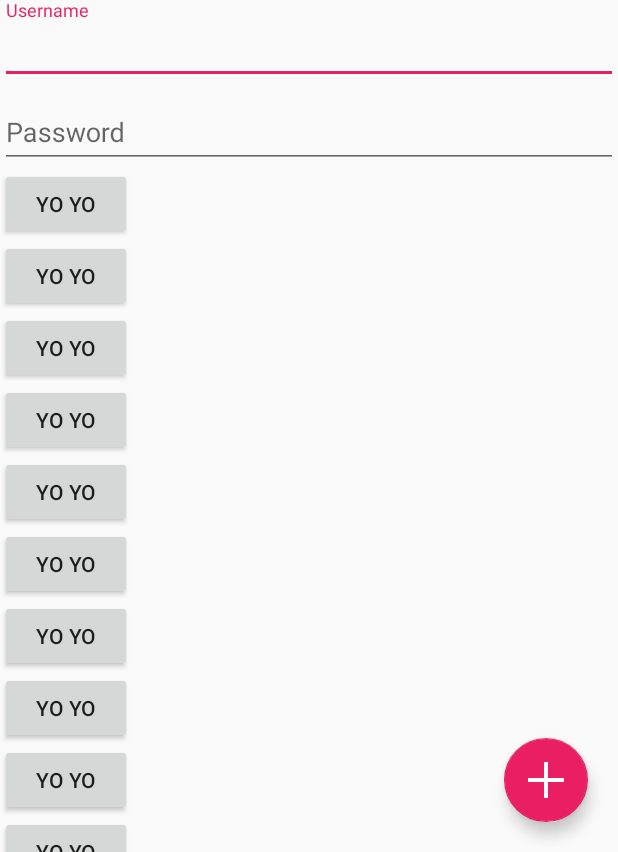
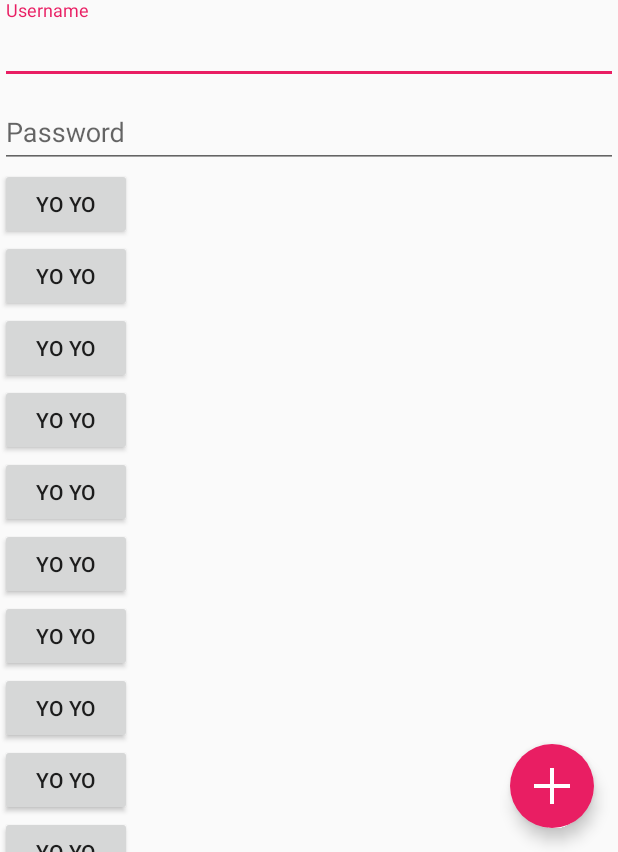
Before and after one commit to nuuneoi/Lab-Android-DesignLibrary, an Android app: the screen it shows after launch (MainActivity), on a phone screen of 412 x 824 dp, the part 384-1236 px from its top. Run offline under Robolectric (Android 15) with nearby library versions, the phone set to English and light mode, and no system bars.

```diff
--- a/app/src/main/res/layout/activity_main.xml
+++ b/app/src/main/res/layout/activity_main.xml
@@ -13,7 +13,7 @@
 
         <android.support.design.widget.AppBarLayout
             android:layout_width="match_parent"
-            android:layout_height="256dp"
+            android:layout_height="@dimen/app_bar_height"
             android:theme="@style/ThemeOverlay.AppCompat.Dark.ActionBar">
 
             <android.support.design.widget.CollapsingToolbarLayout
@@ -21,7 +21,7 @@
                 android:layout_width="match_parent"
                 android:layout_height="match_parent"
                 app:contentScrim="?attr/colorPrimary"
-                app:expandedTitleMarginStart="64dp"
+                app:expandedTitleMarginStart="@dimen/expanded_toolbar_title_margin_start"
                 app:layout_scrollFlags="scroll|exitUntilCollapsed">
 
                 <ImageView
@@ -74,105 +74,7 @@
                         android:hint="Password" />
                 </android.support.design.widget.TextInputLayout>
 
-                <Button
-                    android:layout_width="wrap_content"
-                    android:layout_height="wrap_content"
-                    android:text="Yo Yo" />
-
-                <Button
-                    android:layout_width="wrap_content"
-                    android:layout_height="wrap_content"
-                    android:text="Yo Yo" />
-
-                <Button
-                    android:layout_width="wrap_content"
-                    android:layout_height="wrap_content"
-                    android:text="Yo Yo" />
-
-                <Button
-                    android:layout_width="wrap_content"
-                    android:layout_height="wrap_content"
-                    android:text="Yo Yo" />
-
-                <Button
-                    android:layout_width="wrap_content"
-                    android:layout_height="wrap_content"
-                    android:text="Yo Yo" />
-
-                <Button
-                    android:layout_width="wrap_content"
-                    android:layout_height="wrap_content"
-                    android:text="Yo Yo" />
-
-                <Button
-                    android:layout_width="wrap_content"
-                    android:layout_height="wrap_content"
-                    android:text="Yo Yo" />
-
-                <Button
-                    android:layout_width="wrap_content"
-                    android:layout_height="wrap_content"
-                    android:text="Yo Yo" />
-
-                <Button
-                    android:layout_width="wrap_content"
-                    android:layout_height="wrap_content"
-                    android:text="Yo Yo" />
-
-                <Button
-                    android:layout_width="wrap_content"
-                    android:layout_height="wrap_content"
-                    android:text="Yo Yo" />
-
-                <Button
-                    android:layout_width="wrap_content"
-                    android:layout_height="wrap_content"
-                    android:text="Yo Yo" />
-
-                <Button
-                    android:layout_width="wrap_content"
-                    android:layout_height="wrap_content"
-                    android:text="Yo Yo" />
-
-                <Button
-                    android:layout_width="wrap_content"
-                    android:layout_height="wrap_content"
-                    android:text="Yo Yo" />
-
-                <Button
-                    android:layout_width="wrap_content"
-                    android:layout_height="wrap_content"
-                    android:text="Yo Yo" />
-
-                <Button
-                    android:layout_width="wrap_content"
-                    android:layout_height="wrap_content"
-                    android:text="Yo Yo" />
-
-                <Button
-                    android:layout_width="wrap_content"
-                    android:layout_height="wrap_content"
-                    android:text="Yo Yo" />
-
-                <Button
-                    android:layout_width="wrap_content"
-                    android:layout_height="wrap_content"
-                    android:text="Yo Yo" />
-
-                <Button
-                    android:layout_width="wrap_content"
-                    android:layout_height="wrap_content"
-                    android:text="Yo Yo" />
-
-                <Button
-                    android:layout_width="wrap_content"
-                    android:layout_height="wrap_content"
-                    android:text="Yo Yo" />
-
-                <Button
-                    android:layout_width="wrap_content"
-                    android:layout_height="wrap_content"
-                    android:text="Yo Yo" />
+                <include layout="@layout/long_content"/>
 
             </LinearLayout>
 
@@ -186,6 +88,7 @@
             android:layout_marginBottom="@dimen/fab_margin_bottom"
             android:layout_marginRight="@dimen/fab_margin_right"
             android:src="@drawable/ic_plus"
+            app:borderWidth="0dp"
             app:fabSize="normal" />
 
     </android.support.design.widget.CoordinatorLayout>
@@ -196,8 +99,8 @@
         android:layout_height="match_parent"
         android:layout_gravity="start"
         app:headerLayout="@layout/nav_header"
-        app:itemIconTint="#333"
-        app:itemTextColor="#333"
+        app:itemIconTint="@color/nav_item_icon_tint_color"
+        app:itemTextColor="@color/nav_item_text_color"
         app:menu="@menu/navigation_drawer_items" />
 
 </android.support.v4.widget.DrawerLayout>
--- /dev/null
+++ b/app/src/main/res/layout/long_content.xml
@@ -0,0 +1,106 @@
+<?xml version="1.0" encoding="utf-8"?>
+<merge xmlns:android="http://schemas.android.com/apk/res/android"
+    android:orientation="vertical" android:layout_width="match_parent"
+    android:layout_height="match_parent">
+
+    <Button
+        android:layout_width="wrap_content"
+        android:layout_height="wrap_content"
+        android:text="@string/txt_yo_yo" />
+
+    <Button
+        android:layout_width="wrap_content"
+        android:layout_height="wrap_content"
+        android:text="@string/txt_yo_yo" />
+
+    <Button
+        android:layout_width="wrap_content"
+        android:layout_height="wrap_content"
+        android:text="@string/txt_yo_yo" />
+
+    <Button
+        android:layout_width="wrap_content"
+        android:layout_height="wrap_content"
+        android:text="@string/txt_yo_yo" />
+
+    <Button
+        android:layout_width="wrap_content"
+        android:layout_height="wrap_content"
+        android:text="@string/txt_yo_yo" />
+
+    <Button
+        android:layout_width="wrap_content"
+        android:layout_height="wrap_content"
+        android:text="@string/txt_yo_yo" />
+
+    <Button
+        android:layout_width="wrap_content"
+        android:layout_height="wrap_content"
+        android:text="@string/txt_yo_yo" />
+
+    <Button
+        android:layout_width="wrap_content"
+        android:layout_height="wrap_content"
+        android:text="@string/txt_yo_yo" />
+
+    <Button
+        android:layout_width="wrap_content"
+        android:layout_height="wrap_content"
+        android:text="@string/txt_yo_yo" />
+
+    <Button
+        android:layout_width="wrap_content"
+        android:layout_height="wrap_content"
+        android:text="@string/txt_yo_yo" />
+
+    <Button
+        android:layout_width="wrap_content"
+        android:layout_height="wrap_content"
+        android:text="@string/txt_yo_yo" />
+
+    <Button
+        android:layout_width="wrap_content"
+        android:layout_height="wrap_content"
+        android:text="@string/txt_yo_yo" />
+
+    <Button
+        android:layout_width="wrap_content"
+        android:layout_height="wrap_content"
+        android:text="@string/txt_yo_yo" />
+
+    <Button
+        android:layout_width="wrap_content"
+        android:layout_height="wrap_content"
+        android:text="@string/txt_yo_yo" />
+
+    <Button
+        android:layout_width="wrap_content"
+        android:layout_height="wrap_content"
+        android:text="@string/txt_yo_yo" />
+
+    <Button
+        android:layout_width="wrap_content"
+        android:layout_height="wrap_content"
+        android:text="@string/txt_yo_yo" />
+
+    <Button
+        android:layout_width="wrap_content"
+        android:layout_height="wrap_content"
+        android:text="@string/txt_yo_yo" />
+
+    <Button
+        android:layout_width="wrap_content"
+        android:layout_height="wrap_content"
+        android:text="@string/txt_yo_yo" />
+
+    <Button
+        android:layout_width="wrap_content"
+        android:layout_height="wrap_content"
+        android:text="@string/txt_yo_yo" />
+
+    <Button
+        android:layout_width="wrap_content"
+        android:layout_height="wrap_content"
+        android:text="@string/txt_yo_yo" />
+
+</merge>
--- a/app/src/main/res/layout/nav_header.xml
+++ b/app/src/main/res/layout/nav_header.xml
@@ -1,7 +1,7 @@
 <?xml version="1.0" encoding="utf-8"?>
 <FrameLayout xmlns:android="http://schemas.android.com/apk/res/android"
     android:layout_width="match_parent"
-    android:layout_height="192dp"
+    android:layout_height="@dimen/nav_header_height"
     android:theme="@style/ThemeOverlay.AppCompat.Dark"
     >
 
@@ -22,7 +22,7 @@
         android:layout_width="match_parent"
         android:layout_height="wrap_content"
         android:layout_gravity="bottom"
-        android:layout_margin="16dp"
+        android:layout_margin="@dimen/nav_header_text_margin_left"
         android:text="nuuneoi"
         android:textAppearance="@style/TextAppearance.AppCompat.Body1"/>
 
--- a/app/src/main/res/menu/navigation_drawer_items.xml
+++ b/app/src/main/res/menu/navigation_drawer_items.xml
@@ -1,6 +1,5 @@
 <?xml version="1.0" encoding="utf-8"?>
 <menu xmlns:android="http://schemas.android.com/apk/res/android"
-    xmlns:app="http://schemas.android.com/apk/res-auto"
     xmlns:tools="http://schemas.android.com/tools"
     tools:context="com.hmkcode.mongoz.MainActivity" >
 
@@ -8,72 +7,72 @@
         <item
             android:id="@+id/navigation_item_1"
             android:icon="@drawable/ic_action_location_found_dark"
-            android:title="Toolbar"/>
+            android:title="@string/txt_toolbar"/>
         <item
             android:id="@+id/navigation_item_2"
             android:icon="@drawable/ic_action_location_found_dark"
-            android:title="FloatActionButton"/>
+            android:title="@string/txt_floating_action_button"/>
 
         <item
             android:id="@+id/navigation_item_3"
             android:icon="@drawable/ic_action_location_found_dark"
-            android:title="NavigationView"/>
+            android:title="@string/txt_navigation_view"/>
 
         <item
             android:icon="@drawable/ic_action_location_found_dark"
-            android:title="Other"/>
+            android:title="@string/txt_other"/>
 
         <item
             android:icon="@drawable/ic_action_location_found_dark"
-            android:title="Other"/>
+            android:title="@string/txt_other"/>
 
         <item
             android:icon="@drawable/ic_action_location_found_dark"
-            android:title="Other"/>
+            android:title="@string/txt_other"/>
 
         <item
             android:icon="@drawable/ic_action_location_found_dark"
-            android:title="Other"/>
+            android:title="@string/txt_other"/>
 
         <item
             android:icon="@drawable/ic_action_location_found_dark"
-            android:title="Other"/>
+            android:title="@string/txt_other"/>
 
         <item
             android:icon="@drawable/ic_action_location_found_dark"
-            android:title="Other"/>
+            android:title="@string/txt_other"/>
 
         <item
             android:icon="@drawable/ic_action_location_found_dark"
-            android:title="Other"/>
+            android:title="@string/txt_other"/>
 
         <item
             android:icon="@drawable/ic_action_location_found_dark"
-            android:title="Other"/>
+            android:title="@string/txt_other"/>
 
         <item
             android:icon="@drawable/ic_action_location_found_dark"
-            android:title="Other"/>
+            android:title="@string/txt_other"/>
 
         <item
             android:icon="@drawable/ic_action_location_found_dark"
-            android:title="Other"/>
+            android:title="@string/txt_other"/>
 
         <item
             android:icon="@drawable/ic_action_location_found_dark"
-            android:title="Other"/>
+            android:title="@string/txt_other"/>
 
         <item
             android:icon="@drawable/ic_action_location_found_dark"
-            android:title="Other"/>
+            android:title="@string/txt_other"/>
 
         <item
             android:icon="@drawable/ic_action_location_found_dark"
-            android:title="Other"/>
+            android:title="@string/txt_other"/>
 
         <item
             android:icon="@drawable/ic_action_location_found_dark"
-            android:title="Other"/>
+            android:title="@string/txt_other"/>
     </group>
 
 </menu>
--- a/app/src/main/res/values-v21/dimens.xml
+++ b/app/src/main/res/values-v21/dimens.xml
@@ -1,4 +1,4 @@
 <resources>
-    <dimen name="fab_margin_right">20dp</dimen>
-    <dimen name="fab_margin_bottom">20dp</dimen>
+    <dimen name="fab_margin_right">16dp</dimen>
+    <dimen name="fab_margin_bottom">16dp</dimen>
 </resources>
--- a/app/src/main/res/values/colors.xml
+++ b/app/src/main/res/values/colors.xml
@@ -1,4 +1,5 @@
 <?xml version="1.0" encoding="utf-8"?>
 <resources>
-
+    <color name="nav_item_icon_tint_color">#333</color>
+    <color name="nav_item_text_color">#333</color>
 </resources>
--- a/app/src/main/res/values/dimens.xml
+++ b/app/src/main/res/values/dimens.xml
@@ -5,4 +5,11 @@
 
     <dimen name="fab_margin_right">0.1dp</dimen>
     <dimen name="fab_margin_bottom">0.1dp</dimen>
+
+    <dimen name="app_bar_height">256dp</dimen>
+    <dimen name="nav_header_height">192dp</dimen>
+
+    <dimen name="expanded_toolbar_title_margin_start">64dp</dimen>
+
+    <dimen name="nav_header_text_margin_left">16dp</dimen>
 </resources>
--- a/app/src/main/res/values/strings.xml
+++ b/app/src/main/res/values/strings.xml
@@ -3,4 +3,9 @@
 
     <string name="hello_world">Hello world!</string>
     <string name="action_settings">Settings</string>
+    <string name="txt_toolbar">Toolbar</string>
+    <string name="txt_floating_action_button">FloatActionButton</string>
+    <string name="txt_navigation_view">NavigationView</string>
+    <string name="txt_other">Other</string>
+    <string name="txt_yo_yo">Yo Yo</string>
 </resources>
```
